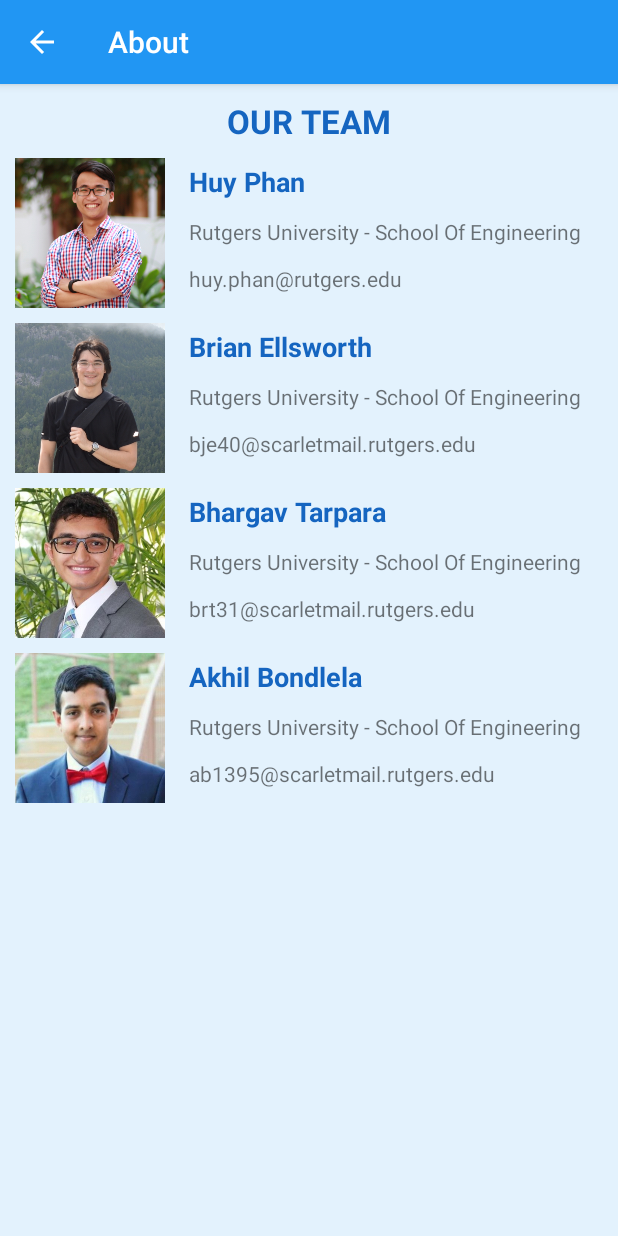
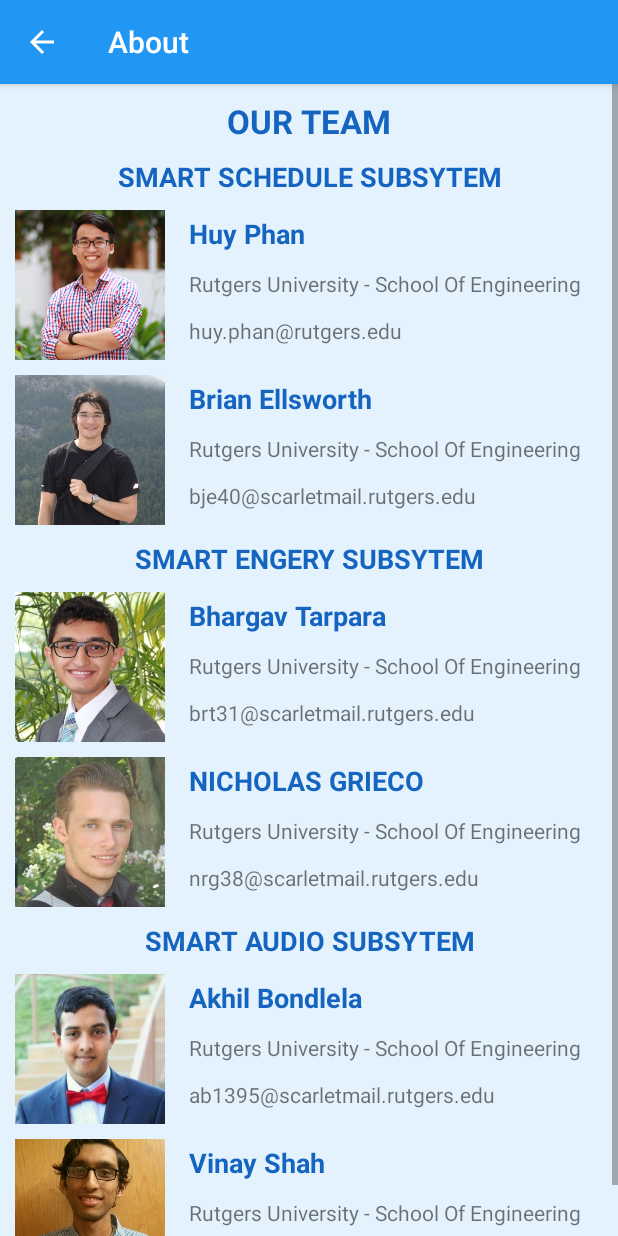
Before and after one commit to RUSEGroup12/SmartSchedule, an Android app: the AboutActivity screen opened directly, with no data from a screen before it, on a phone screen of 412 x 824 dp. Run offline under Robolectric (Android 15) with nearby library versions, the phone set to English and light mode, and no system bars.

Commit message:
Update About

```diff
--- a/app/src/main/res/layout/activity_about.xml
+++ b/app/src/main/res/layout/activity_about.xml
@@ -25,9 +25,18 @@
             android:textColor="@color/colorPrimaryDark"
             android:gravity="center"
             android:textAllCaps="true"
-            android:paddingTop="10dp"
+            android:paddingTop="10dp" />
 
-            />
+        <TextView
+            android:layout_width="match_parent"
+            android:layout_height="wrap_content"
+            android:text="Smart Schedule Subsytem"
+            android:textStyle="bold"
+            android:textAppearance="?android:textAppearanceMedium"
+            android:textColor="@color/colorPrimaryDark"
+            android:gravity="center"
+            android:textAllCaps="true"
+            android:paddingTop="10dp" />
 
         <LinearLayout
             android:layout_width="match_parent"
@@ -123,6 +132,17 @@
 
             </LinearLayout>
         </LinearLayout>
+
+        <TextView
+            android:layout_width="match_parent"
+            android:layout_height="wrap_content"
+            android:text="Smart Engery Subsytem"
+            android:textStyle="bold"
+            android:textAppearance="?android:textAppearanceMedium"
+            android:textColor="@color/colorPrimaryDark"
+            android:gravity="center"
+            android:textAllCaps="true"
+            android:paddingTop="10dp" />
         <LinearLayout
             android:layout_width="match_parent"
             android:layout_height="wrap_content"
@@ -181,6 +201,64 @@
             <ImageView
                 android:layout_width="100dp"
                 android:layout_height="100dp"
+                android:src="@drawable/nick"/>
+
+            <LinearLayout
+                android:layout_width="match_parent"
+                android:layout_height="match_parent"
+                android:orientation="vertical"
+                android:paddingLeft="16dp">
+
+                <TextView
+                    android:layout_width="match_parent"
+                    android:layout_height="0dp"
+                    android:layout_weight="1"
+                    android:gravity="bottom"
+                    android:textAppearance="?android:textAppearanceMedium"
+                    android:textColor="@color/colorPrimaryDark"
+                    android:textStyle="bold"
+                    android:text="NICHOLAS GRIECO"/>
+
+                <TextView
+                    android:layout_width="match_parent"
+                    android:layout_height="0dp"
+                    android:layout_weight="1.5"
+                    android:gravity="center_vertical"
+                    android:textAppearance="?android:textAppearanceSmall"
+                    android:text="Rutgers University - School Of Engineering"/>
+
+                <TextView
+                    android:layout_width="match_parent"
+                    android:layout_height="0dp"
+                    android:layout_weight="1"
+                    android:gravity="top"
+                    android:textAppearance="?android:textAppearanceSmall"
+                    android:text="nrg38@scarletmail.rutgers.edu"/>
+
+            </LinearLayout>
+        </LinearLayout>
+
+        <TextView
+            android:layout_width="match_parent"
+            android:layout_height="wrap_content"
+            android:text="Smart Audio Subsytem"
+            android:textStyle="bold"
+            android:textAppearance="?android:textAppearanceMedium"
+            android:textColor="@color/colorPrimaryDark"
+            android:gravity="center"
+            android:textAllCaps="true"
+            android:paddingTop="10dp" />
+        <LinearLayout
+            android:layout_width="match_parent"
+            android:layout_height="wrap_content"
+            android:orientation="horizontal"
+            android:paddingTop="10dp"
+            android:paddingLeft="10dp"
+            android:paddingRight="10dp">
+
+            <ImageView
+                android:layout_width="100dp"
+                android:layout_height="100dp"
                 android:src="@drawable/akhil"/>
 
             <LinearLayout
@@ -217,6 +295,53 @@
 
             </LinearLayout>
         </LinearLayout>
+        <LinearLayout
+            android:layout_width="match_parent"
+            android:layout_height="wrap_content"
+            android:orientation="horizontal"
+            android:paddingTop="10dp"
+            android:paddingLeft="10dp"
+            android:paddingRight="10dp">
+
+            <ImageView
+                android:layout_width="100dp"
+                android:layout_height="100dp"
+                android:src="@drawable/vinay"/>
+
+            <LinearLayout
+                android:layout_width="match_parent"
+                android:layout_height="match_parent"
+                android:orientation="vertical"
+                android:paddingLeft="16dp">
+
+                <TextView
+                    android:layout_width="match_parent"
+                    android:layout_height="0dp"
+                    android:layout_weight="1"
+                    android:gravity="bottom"
+                    android:textAppearance="?android:textAppearanceMedium"
+                    android:textColor="@color/colorPrimaryDark"
+                    android:textStyle="bold"
+                    android:text="Vinay Shah"/>
+
+                <TextView
+                    android:layout_width="match_parent"
+                    android:layout_height="0dp"
+                    android:layout_weight="1.5"
+                    android:gravity="center_vertical"
+                    android:textAppearance="?android:textAppearanceSmall"
+                    android:text="Rutgers University - School Of Engineering"/>
+
+                <TextView
+                    android:layout_width="match_parent"
+                    android:layout_height="0dp"
+                    android:layout_weight="1"
+                    android:gravity="top"
+                    android:textAppearance="?android:textAppearanceSmall"
+                    android:text="vinay.shah@rutgers.edu"/>
+
+            </LinearLayout>
+        </LinearLayout>
 
     </LinearLayout>
 
```
Also changed, not shown: app/src/main/res/drawable/nick.jpg (added), app/src/main/res/drawable/vinay.png (added).
